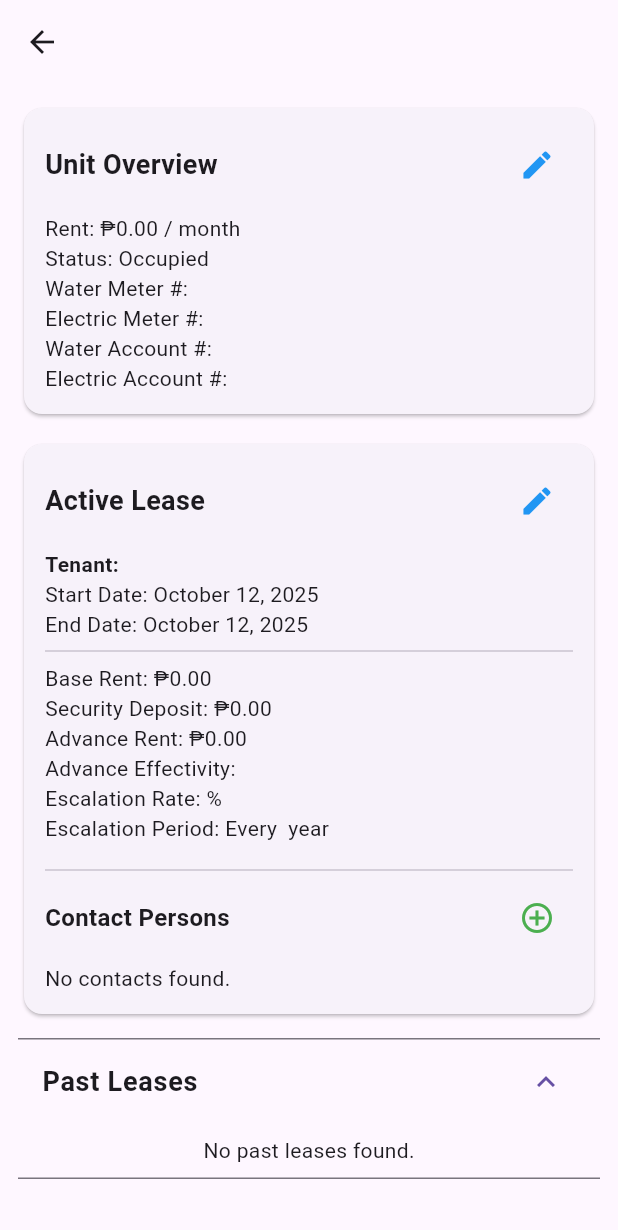
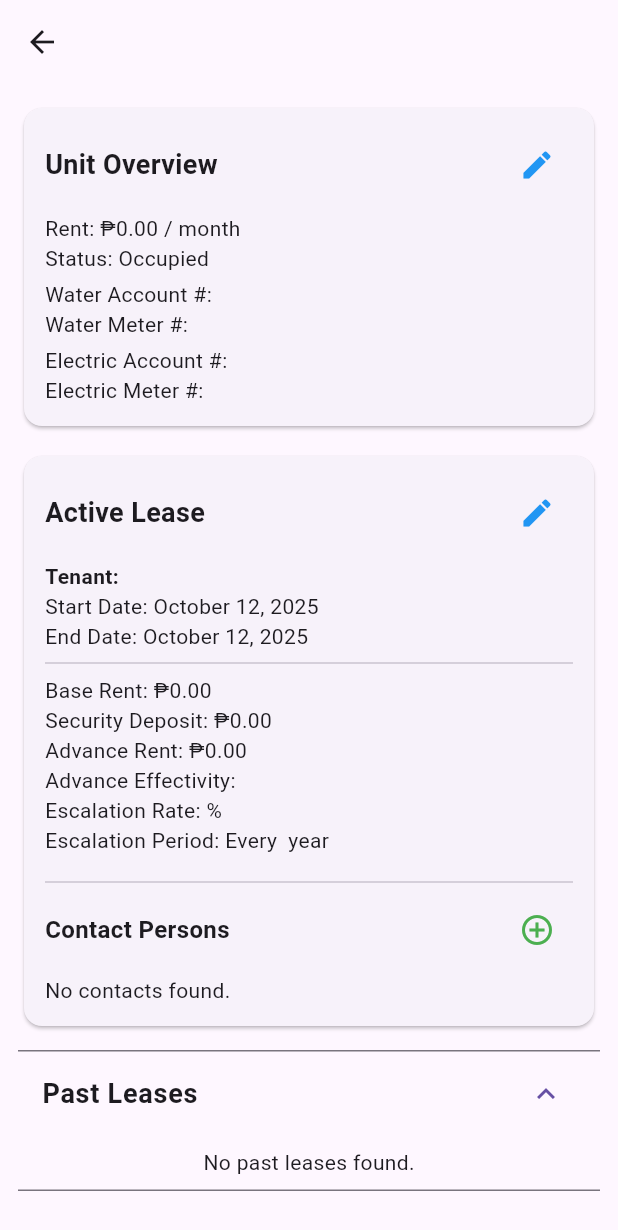
Before and after one commit to lloydedwin123-fullstack/Leverizaland_Tenant_App, a Flutter app: the UnitDetailsPage screen opened directly with empty values, after a tap on "Past Leases", on a phone screen of 412 x 824 dp. Shown: the top 1230 px of the screen. Run offline on Flutter 3.47's test engine with Material 3 defaults, Android fonts, the phone set to English and light mode, and no system bars; our stand-ins replace supabase_flutter; accounts and stored records are empty; network calls fail.

Commit message:
New Stable Version

```diff
--- a/lib/pages/unit_details_page.dart
+++ b/lib/pages/unit_details_page.dart
@@ -1,17 +1,15 @@
 import 'package:flutter/material.dart';
 import 'package:supabase_flutter/supabase_flutter.dart';
 import 'package:intl/intl.dart';
-import 'edit_unit_page.dart'; // ✅ make sure this import is added at the top of unit_details_page.dart
+import 'edit_unit_page.dart';
 import 'edit_lease_page.dart';
 import 'edit_contact_page.dart';
-
 
 class UnitDetailsPage extends StatefulWidget {
   final String unitId;
   final String building;
   final String unitNumber;
 
-  // Reports flow flags
   final bool showFinanceChips;
   final String? initialChip; // 'arrears' or 'payments'
 
@@ -40,7 +38,8 @@ class _UnitDetailsPageState extends State<UnitDetailsPage> {
 
   String _chip = 'arrears';
 
-  final currency = NumberFormat.currency(locale: 'en_PH', symbol: '₱', decimalDigits: 2);
+  final currency =
+  NumberFormat.currency(locale: 'en_PH', symbol: '₱', decimalDigits: 2);
   final dateFmt = DateFormat('MMMM d, yyyy');
 
   @override
@@ -61,7 +60,16 @@ class _UnitDetailsPageState extends State<UnitDetailsPage> {
     try {
       final unitRes = await supabase
           .from('units')
-          .select('id, building, unit_number, current_rent_amount, water_meter_no, electric_meter_no')
+          .select('''
+            id,
+            building,
+            unit_number,
+            current_rent_amount,
+            water_meter_no,
+            electric_meter_no,
+            water_account_no,
+            electric_account_no
+          ''')
           .eq('id', widget.unitId)
           .single();
 
@@ -96,15 +104,17 @@ class _UnitDetailsPageState extends State<UnitDetailsPage> {
       if (activeLeaseRes != null && activeLeaseRes['tenant_id'] != null) {
         final c = await supabase
             .from('contact_persons')
-            .select('id, name, position, email, phone_number, notes, is_primary')
+            .select(
+            'id, name, position, email, phone_number, notes, is_primary')
             .eq('tenant_id', activeLeaseRes['tenant_id']);
         contactsRes = List<Map<String, dynamic>>.from(c as List);
       }
 
       if (!mounted) return;
       setState(() {
-        unit = unitRes as Map<String, dynamic>;
-        activeLease = activeLeaseRes == null ? null : Map<String, dynamic>.from(activeLeaseRes);
+        unit = Map<String, dynamic>.from(unitRes);
+        activeLease =
+        activeLeaseRes == null ? null : Map<String, dynamic>.from(activeLeaseRes);
         pastLeases = List<Map<String, dynamic>>.from(pastRes as List);
         contactPersons = contactsRes;
         isLoading = false;
@@ -112,7 +122,8 @@ class _UnitDetailsPageState extends State<UnitDetailsPage> {
     } catch (e) {
       if (!mounted) return;
       setState(() => isLoading = false);
-      ScaffoldMessenger.of(context).showSnackBar(SnackBar(content: Text('Error loading details: $e')));
+      ScaffoldMessenger.of(context)
+          .showSnackBar(SnackBar(content: Text('Error loading details: $e')));
     }
   }
 
@@ -138,14 +149,20 @@ class _UnitDetailsPageState extends State<UnitDetailsPage> {
             child: Column(
               crossAxisAlignment: CrossAxisAlignment.start,
               children: [
-                OverviewCard(unit: unit!, currency: currency, occupied: occupied, dateFmt: dateFmt),
+                OverviewCard(
+                  unit: unit!,
+                  currency: currency,
+                  occupied: occupied,
+                  dateFmt: dateFmt,
+                ),
                 const SizedBox(height: 12),
                 ActiveLeaseCard(
                   lease: activeLease,
                   contacts: contactPersons,
                   currency: currency,
                   dateFmt: dateFmt,
-                  unitCurrentRent: toDouble(unit?['current_rent_amount']),
+                  unitCurrentRent:
+                  toDouble(unit?['current_rent_amount']),
                 ),
                 const SizedBox(height: 12),
                 if (widget.showFinanceChips) ...[
@@ -155,21 +172,29 @@ class _UnitDetailsPageState extends State<UnitDetailsPage> {
                       ChoiceChip(
                         label: const Text('Arrears'),
                         selected: _chip == 'arrears',
-                        onSelected: (_) => setState(() => _chip = 'arrears'),
+                        onSelected: (_) =>
+                            setState(() => _chip = 'arrears'),
                       ),
                       const SizedBox(width: 8),
                       ChoiceChip(
                         label: const Text('Payment History'),
                         selected: _chip == 'payments',
-                        onSelected: (_) => setState(() => _chip = 'payments'),
+                        onSelected: (_) =>
+                            setState(() => _chip = 'payments'),
                       ),
                     ],
                   ),
                   const SizedBox(height: 12),
                   if (_chip == 'arrears') _buildUnitArrearsByUnitId(),
-                  if (_chip == 'payments') _buildUnitPaymentsByTenant(),
+                  if (_chip == 'payments')
+                    _buildUnitPaymentsByTenant(),
                 ] else
-                  PastLeasesSection(pastLeases: pastLeases, currency: currency, dateFmt: dateFmt, toDouble: toDouble),
+                  PastLeasesSection(
+                    pastLeases: pastLeases,
+                    currency: currency,
+                    dateFmt: dateFmt,
+                    toDouble: toDouble,
+                  ),
               ],
             ),
           ),
@@ -187,7 +212,8 @@ class _UnitDetailsPageState extends State<UnitDetailsPage> {
     return FutureBuilder<List<Map<String, dynamic>>>(
       future: supabase
           .from('invoice_payment_status')
-          .select('invoice_id, unit_id, due_date, amount_due, total_paid, balance, lease_status')
+          .select(
+          'invoice_id, unit_id, due_date, amount_due, total_paid, balance, lease_status')
           .eq('unit_id', widget.unitId)
           .eq('lease_status', 'Active')
           .gt('balance', 0)
@@ -213,7 +239,9 @@ class _UnitDetailsPageState extends State<UnitDetailsPage> {
           crossAxisAlignment: CrossAxisAlignment.start,
           children: [
             ...items.map((a) {
-              final dueStr = a['due_date'] != null ? dateFmt.format(DateTime.parse(a['due_date'])) : '-';
+              final dueStr = a['due_date'] != null
+                  ? dateFmt.format(DateTime.parse(a['due_date']))
+                  : '-';
               return Card(
                 margin: const EdgeInsets.only(bottom: 8),
                 child: Padding(
@@ -222,11 +250,15 @@ class _UnitDetailsPageState extends State<UnitDetailsPage> {
                     crossAxisAlignment: CrossAxisAlignment.start,
                     children: [
                       Text('Due Date: $dueStr'),
-                      Text('Amount Due: ${currency.format(toDouble(a['amount_due']))}'),
-                      Text('Total Paid: ${currency.format(toDouble(a['total_paid']))}'),
+                      Text(
+                          'Amount Due: ${currency.format(toDouble(a['amount_due']))}'),
+                      Text(
+                          'Total Paid: ${currency.format(toDouble(a['total_paid']))}'),
                       Text(
                         'Balance: ${currency.format(toDouble(a['balance']))}',
-                        style: const TextStyle(color: Color(0xFFAF2626), fontWeight: FontWeight.bold),
+                        style: const TextStyle(
+                            color: Color(0xFFAF2626),
+                            fontWeight: FontWeight.bold),
                       ),
                     ],
                   ),
@@ -236,7 +268,10 @@ class _UnitDetailsPageState extends State<UnitDetailsPage> {
             if (items.length > 1)
               Padding(
                 padding: const EdgeInsets.only(top: 8),
-                child: Text('Total Arrears: ${currency.format(total)}', style: const TextStyle(fontWeight: FontWeight.w700)),
+                child: Text(
+                  'Total Arrears: ${currency.format(total)}',
+                  style: const TextStyle(fontWeight: FontWeight.w700),
+                ),
               ),
           ],
         );
@@ -269,8 +304,10 @@ class _UnitDetailsPageState extends State<UnitDetailsPage> {
 
         return Column(
           children: pays.map((p) {
-            final dateStr = p['payment_date'] != null ? dateFmt.format(DateTime.parse(p['payment_date'])) : '-';
-            return ConstrainedBox(     // make card heights feel consistent
+            final dateStr = p['payment_date'] != null
+                ? dateFmt.format(DateTime.parse(p['payment_date']))
+                : '-';
+            return ConstrainedBox(
               constraints: const BoxConstraints(minHeight: 120),
               child: Card(
                 margin: const EdgeInsets.only(bottom: 8),
@@ -279,8 +316,10 @@ class _UnitDetailsPageState extends State<UnitDetailsPage> {
                   child: Column(
                     crossAxisAlignment: CrossAxisAlignment.start,
                     children: [
-                      Text('Amount Paid: ${currency.format(toDouble(p['amount_paid']))}',
-                          style: const TextStyle(fontWeight: FontWeight.bold)),
+                      Text(
+                        'Amount Paid: ${currency.format(toDouble(p['amount_paid']))}',
+                        style: const TextStyle(fontWeight: FontWeight.bold),
+                      ),
                       Text('Method: ${p['method'] ?? '-'}'),
                       Text('Reference Code: ${p['reference_no'] ?? '-'}'),
                       Text('Remarks: ${p['remarks'] ?? '-'}'),
@@ -298,7 +337,6 @@ class _UnitDetailsPageState extends State<UnitDetailsPage> {
 }
 
 // ====== Overview ======
-
 class OverviewCard extends StatelessWidget {
   final Map<String, dynamic> unit;
   final NumberFormat currency;
@@ -315,6 +353,11 @@ class OverviewCard extends StatelessWidget {
 
   @override
   Widget build(BuildContext context) {
+    final waterAccount = unit['water_account_no'] ?? 'no data';
+    final waterMeter = unit['water_meter_no'] ?? 'no data';
+    final electricAccount = unit['electric_account_no'] ?? 'no data';
+    final electricMeter = unit['electric_meter_no'] ?? 'no data';
+
     return Card(
       elevation: 1,
       shape: RoundedRectangleBorder(borderRadius: BorderRadius.circular(12)),
@@ -323,7 +366,6 @@ class OverviewCard extends StatelessWidget {
         child: Column(
           crossAxisAlignment: CrossAxisAlignment.start,
           children: [
-            // ✅ Title row with Edit button
             Row(
               mainAxisAlignment: MainAxisAlignment.spaceBetween,
               children: [
@@ -341,9 +383,7 @@ class OverviewCard extends StatelessWidget {
                         builder: (context) => EditUnitPage(unit: unit),
                       ),
                     );
-
                     if (updated == true) {
-                      // 🔄 Refresh parent details when returning from EditUnitPage
                       final parentState =
                       context.findAncestorStateOfType<_UnitDetailsPageState>();
                       parentState?.fetchUnitDetails();
@@ -353,19 +393,64 @@ class OverviewCard extends StatelessWidget {
               ],
             ),
             const SizedBox(height: 8),
-
-            // ✅ Display fields
             Text('Rent: ${currency.format(unit['current_rent_amount'] ?? 0)} / month'),
             Text('Status: ${occupied ? 'Occupied' : 'Vacant'}'),
-            Text('Water Meter #: ${unit['water_meter_no'] ?? 'no data'}'),
-            Text('Electric Meter #: ${unit['electric_meter_no'] ?? 'no data'}'),
-            if (unit['water_account_no'] != null)
-              Text('Water Account #: ${unit['water_account_no']}'),
-            if (unit['electric_account_no'] != null)
-              Text('Electric Account #: ${unit['electric_account_no']}'),
+            const SizedBox(height: 4),
+            Text('Water Account #: $waterAccount'),
+            Text('Water Meter #: $waterMeter'),
+            const SizedBox(height: 4),
+            Text('Electric Account #: $electricAccount'),
+            Text('Electric Meter #: $electricMeter'),
           ],
         ),
       ),
+    );
+  }
+}
+
+// ====== Past Leases ======
+class PastLeasesSection extends StatelessWidget {
+  final List<Map<String, dynamic>> pastLeases;
+  final NumberFormat currency;
+  final DateFormat dateFmt;
+  final double Function(dynamic) toDouble;
+
+  const PastLeasesSection({
+    super.key,
+    required this.pastLeases,
+    required this.currency,
+    required this.dateFmt,
+    required this.toDouble,
+  });
+
+  @override
+  Widget build(BuildContext context) {
+    return ExpansionTile(
+      title: const Text('Past Leases',
+          style: TextStyle(fontSize: 18, fontWeight: FontWeight.bold)),
+      initiallyExpanded: false,
+      children: pastLeases.isEmpty
+          ? [const Padding(padding: EdgeInsets.all(8), child: Text('No past leases found.'))]
+          : pastLeases.map((l) {
+        final startStr = l['start_date'] != null
+            ? dateFmt.format(DateTime.parse(l['start_date']))
+            : '-';
+        final endStr = l['end_date'] != null
+            ? dateFmt.format(DateTime.parse(l['end_date']))
+            : '-';
+        final rent = toDouble(l['rent_amount']);
+        return ListTile(
+          title: Text('Tenant: ${l['tenant_name'] ?? 'Unknown'}'),
+          subtitle: Column(
+            crossAxisAlignment: CrossAxisAlignment.start,
+            children: [
+              Text('Start: $startStr'),
+              Text('End: $endStr'),
+              Text('Rent: ${currency.format(rent)}'),
+            ],
+          ),
+        );
+      }).toList(),
     );
   }
 }
@@ -464,7 +549,8 @@ class ActiveLeaseCard extends StatelessWidget {
             ),
 
             const SizedBox(height: 8),
-            Text('Tenant: $tenantName', style: const TextStyle(fontWeight: FontWeight.w700)),
+            Text('Tenant: $tenantName',
+                style: const TextStyle(fontWeight: FontWeight.w700)),
             Text('Start Date: $startStr'),
             Text('End Date: $endStr'),
             const Divider(),
@@ -478,10 +564,9 @@ class ActiveLeaseCard extends StatelessWidget {
               'Escalation Period: ${escalationPeriod != null ? 'Every $escalationPeriod year${(escalationPeriod is num && escalationPeriod > 1) ? 's' : ''}' : 'Not Set'}',
             ),
             const SizedBox(height: 10),
-
             const Divider(),
 
-            // ✅ Contact Persons Section with Add Button
+            // ✅ Contact Persons Section
             Row(
               mainAxisAlignment: MainAxisAlignment.spaceBetween,
               children: [
@@ -496,9 +581,8 @@ class ActiveLeaseCard extends StatelessWidget {
                     final updated = await Navigator.push(
                       context,
                       MaterialPageRoute(
-                        builder: (context) => EditContactPage(
-                          tenantId: lease!['tenant_id'],
-                        ),
+                        builder: (context) =>
+                            EditContactPage(tenantId: lease!['tenant_id']),
                       ),
                     );
 
@@ -576,10 +660,12 @@ class ActiveLeaseCard extends StatelessWidget {
                                 content: Text('Remove $name from contact persons?'),
                                 actions: [
                                   TextButton(
-                                      onPressed: () => Navigator.pop(ctx, false),
+                                      onPressed: () =>
+                                          Navigator.pop(ctx, false),
                                       child: const Text('Cancel')),
                                   TextButton(
-                                      onPressed: () => Navigator.pop(ctx, true),
+                                      onPressed: () =>
+                                          Navigator.pop(ctx, true),
                                       child: const Text('Delete')),
                                 ],
                               ),
@@ -589,7 +675,9 @@ class ActiveLeaseCard extends StatelessWidget {
                               final contactId = c['id'];
                               if (contactId == null) {
                                 ScaffoldMessenger.of(context).showSnackBar(
-                                  const SnackBar(content: Text('Cannot delete: contact has no ID.')),
+                                  const SnackBar(
+                                      content: Text(
+                                          'Cannot delete: contact has no ID.')),
                                 );
                                 return;
                               }
@@ -599,10 +687,10 @@ class ActiveLeaseCard extends StatelessWidget {
                                   .delete()
                                   .eq('id', contactId);
 
-                              final parentState = context.findAncestorStateOfType<_UnitDetailsPageState>();
+                              final parentState = context
+                                  .findAncestorStateOfType<_UnitDetailsPageState>();
                               parentState?.fetchUnitDetails();
                             }
-
                           },
                         ),
                       ],
@@ -617,47 +705,3 @@ class ActiveLeaseCard extends StatelessWidget {
     );
   }
 }
-
-
-
-// ====== Past Leases ======
-class PastLeasesSection extends StatelessWidget {
-  final List<Map<String, dynamic>> pastLeases;
-  final NumberFormat currency;
-  final DateFormat dateFmt;
-  final double Function(dynamic) toDouble;
-
-  const PastLeasesSection({
-    super.key,
-    required this.pastLeases,
-    required this.currency,
-    required this.dateFmt,
-    required this.toDouble,
-  });
-
-  @override
-  Widget build(BuildContext context) {
-    return ExpansionTile(
-      title: const Text('Past Leases', style: TextStyle(fontSize: 18, fontWeight: FontWeight.bold)),
-      initiallyExpanded: false,
-      children: pastLeases.isEmpty
-          ? [const Padding(padding: EdgeInsets.all(8), child: Text('No past leases found.'))]
-          : pastLeases.map((l) {
-        final startStr = l['start_date'] != null ? dateFmt.format(DateTime.parse(l['start_date'])) : '-';
-        final endStr = l['end_date'] != null ? dateFmt.format(DateTime.parse(l['end_date'])) : '-';
-        final rent = toDouble(l['rent_amount']);
-        return ListTile(
-          title: Text('Tenant: ${l['tenant_name'] ?? 'Unknown'}'),
-          subtitle: Column(
-            crossAxisAlignment: CrossAxisAlignment.start,
-            children: [
-              Text('Start: $startStr'),
-              Text('End: $endStr'),
-              Text('Rent: ${currency.format(rent)}'),
-            ],
-          ),
-        );
-      }).toList(),
-    );
-  }
-}
```
Also changed, not shown: lib/pages/edit_lease_page.dart (+27 -5 lines), lib/pages/edit_unit_page.dart (+19 -20 lines).
